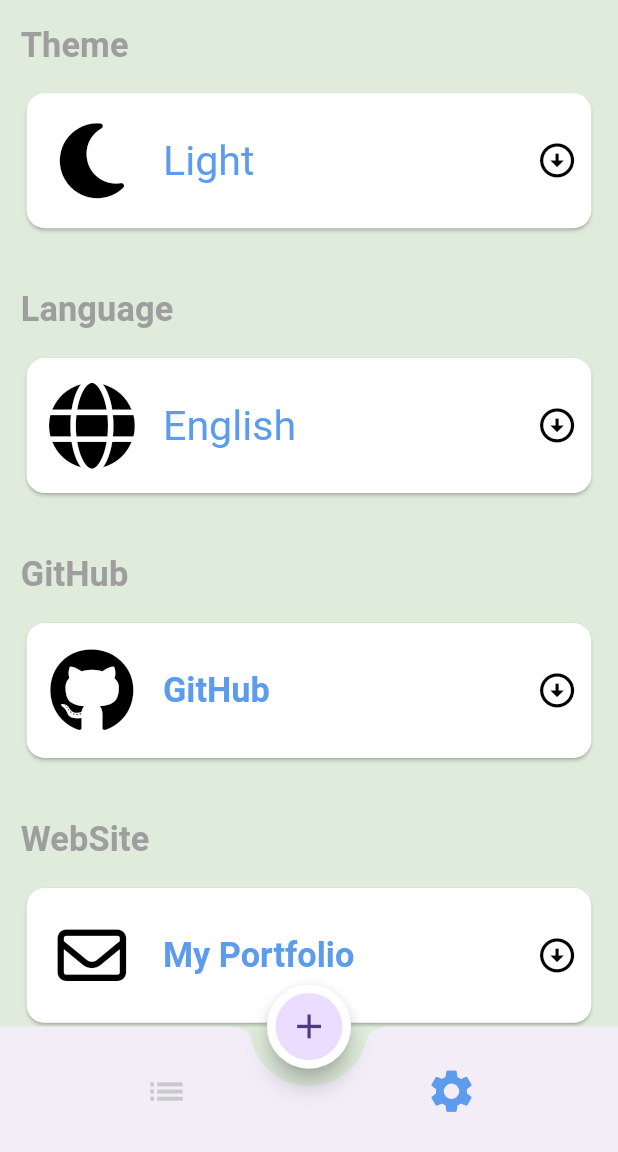
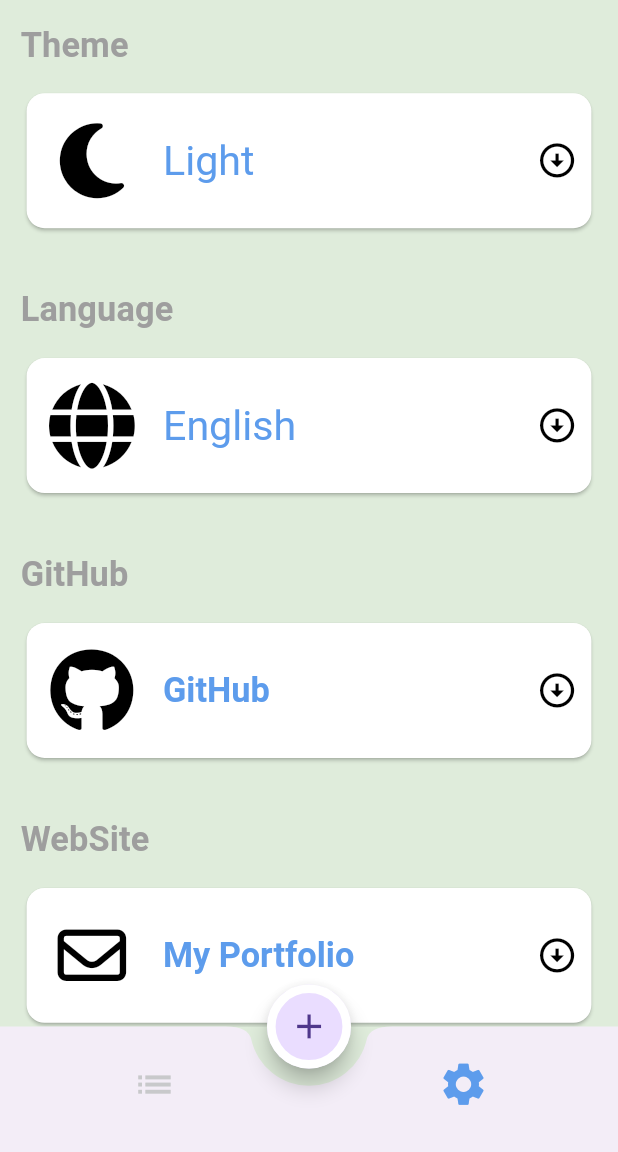
Before and after one commit to HusseinMohamed99/Task-Management, a Flutter app: the screen it shows after launch, item 2 of the bottom bar chosen, on a phone screen of 412 x 824 dp, the part 84-1236 px from its top. Run offline on Flutter 3.47's test engine with Material 3 defaults, Android fonts, the phone set to English and light mode, and no system bars; our stand-ins replace calendar_timeline, cloud_firestore, firebase_core, flutter_screenutil, flutter_slidable, font_awesome_flutter and 3 more; accounts and stored records are empty; generated files the repository leaves out were written again.

Commit message:
Adjust BottomAppBar Padding in HomeScreen for Better Alignment
Previously, the BottomAppBar in the HomeScreen component had default padding that was causing alignment issues with other UI elements. This commit explicitly sets the padding to zero, ensuring that the BottomAppBar aligns perfectly with the floating action button and other components, enhancing the overall user interface consistency and aesthetics.

```diff
--- a/lib/screens/home/home_screen.dart
+++ b/lib/screens/home/home_screen.dart
@@ -46,6 +46,7 @@ class _HomeScreenState extends State<HomeScreen> {
       ),
       floatingActionButtonLocation: FloatingActionButtonLocation.centerDocked,
       bottomNavigationBar: BottomAppBar(
+        padding: EdgeInsets.zero,
         height: MediaQuery.sizeOf(context).height * .085.h,
         shape: const CircularNotchedRectangle(),
         notchMargin: 10.r,
```
